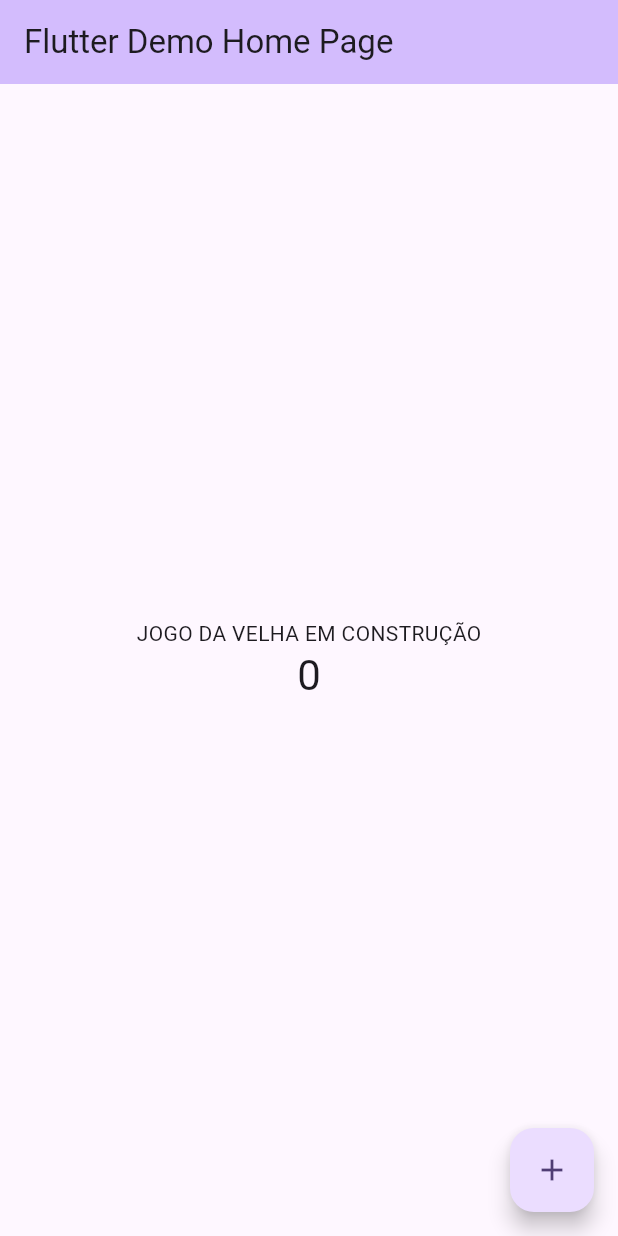
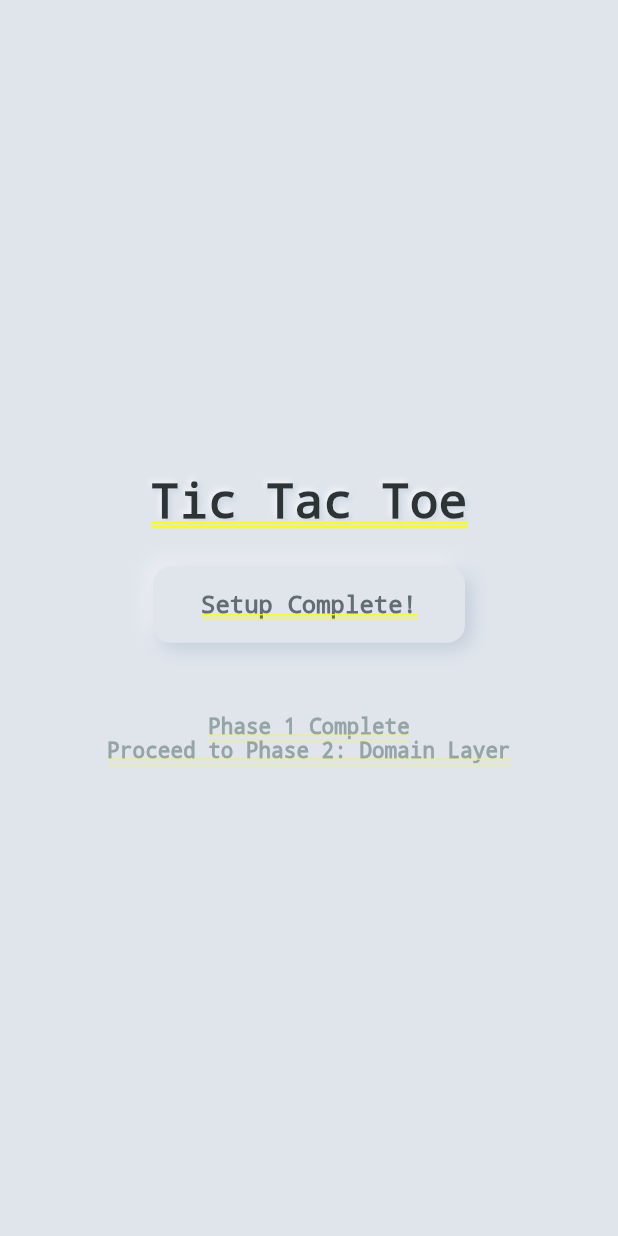
Before and after one commit to Leankar-dev/game_tictactoe, a Flutter app: the screen it shows after launch, on a phone screen of 412 x 824 dp. Run offline on Flutter 3.47's test engine with Material 3 defaults, Android fonts, the light colour scheme and no system bars; our stand-ins replace flutter_neumorphic_plus, flutter_riverpod.

Commit message:
Riverpod ProviderScope configuration and NeumorphicApp. Creation of the app.dart file.

```diff
--- a/lib/app.dart
+++ b/lib/app.dart
@@ -1,2 +1,99 @@
-// TODO: Implement App
-// Purpose: Main application widget with MaterialApp configuration and theme setup
+import 'package:flutter_neumorphic_plus/flutter_neumorphic.dart';
+import 'package:flutter_riverpod/flutter_riverpod.dart';
+
+import 'core/constants/app_strings.dart';
+import 'core/theme/app_theme.dart';
+import 'core/theme/neumorphic_theme.dart';
+// TODO: Import router when navigation is implemented
+// import 'routes/app_router.dart';
+
+/// Root widget of the application.
+/// Configures Neumorphic theme and routing.
+class TicTacToeApp extends ConsumerWidget {
+  const TicTacToeApp({super.key});
+
+  @override
+  Widget build(BuildContext context, WidgetRef ref) {
+    return NeumorphicApp(
+      title: AppStrings.appName,
+      debugShowCheckedModeBanner: false,
+
+      // Neumorphic Theme Configuration
+      themeMode: ThemeMode.light,
+      theme: AppNeumorphicTheme.themeData,
+      darkTheme: AppNeumorphicTheme.darkThemeData,
+
+      // Material Theme (for Material widgets)
+      materialTheme: AppTheme.lightTheme,
+      materialDarkTheme: AppTheme.darkTheme,
+
+      // TODO: Replace with GoRouter when navigation is implemented
+      // routerConfig: ref.watch(appRouterProvider),
+
+      // Temporary home screen placeholder
+      home: const _PlaceholderHomeScreen(),
+    );
+  }
+}
+
+/// Temporary placeholder screen until HomeScreen is implemented.
+/// Will be replaced with GoRouter navigation in Phase 8.
+class _PlaceholderHomeScreen extends StatelessWidget {
+  const _PlaceholderHomeScreen();
+
+  @override
+  Widget build(BuildContext context) {
+    return NeumorphicBackground(
+      child: SafeArea(
+        child: Center(
+          child: Column(
+            mainAxisAlignment: MainAxisAlignment.center,
+            children: [
+              NeumorphicText(
+                AppStrings.appName,
+                style: const NeumorphicStyle(
+                  depth: 4,
+                  color: Color(0xFF2D3436),
+                ),
+                textStyle: NeumorphicTextStyle(
+                  fontSize: 32,
+                  fontWeight: FontWeight.bold,
+                ),
+              ),
+              const SizedBox(height: 24),
+              Neumorphic(
+                style: NeumorphicStyle(
+                  depth: 8,
+                  intensity: 0.5,
+                  boxShape: NeumorphicBoxShape.roundRect(
+                    BorderRadius.circular(12),
+                  ),
+                ),
+                padding: const EdgeInsets.symmetric(
+                  horizontal: 32,
+                  vertical: 16,
+                ),
+                child: const Text(
+                  'Setup Complete!',
+                  style: TextStyle(
+                    fontSize: 16,
+                    color: Color(0xFF636E72),
+                  ),
+                ),
+              ),
+              const SizedBox(height: 48),
+              const Text(
+                'Phase 1 Complete\nProceed to Phase 2: Domain Layer',
+                textAlign: TextAlign.center,
+                style: TextStyle(
+                  fontSize: 14,
+                  color: Color(0xFF95A5A6),
+                ),
+              ),
+            ],
+          ),
+        ),
+      ),
+    );
+  }
+}
--- a/lib/main.dart
+++ b/lib/main.dart
@@ -1,65 +1,33 @@
 import 'package:flutter/material.dart';
+import 'package:flutter/services.dart';
+import 'package:flutter_riverpod/flutter_riverpod.dart';
 
-void main() {
-  runApp(const MyApp());
-}
+import 'app.dart';
 
-class MyApp extends StatelessWidget {
-  const MyApp({super.key});
+/// Application entry point.
+/// Configures system UI and initializes the app with Riverpod.
+void main() async {
+  WidgetsFlutterBinding.ensureInitialized();
 
-  @override
-  Widget build(BuildContext context) {
-    return MaterialApp(
-      title: 'Flutter Demo',
-      theme: ThemeData(colorScheme: .fromSeed(seedColor: Colors.deepPurple)),
-      home: const MyHomePage(title: 'Flutter Demo Home Page'),
+  // Configure system UI overlay style
+  SystemChrome.setSystemUIOverlayStyle(
+    const SystemUiOverlayStyle(
+      statusBarColor: Colors.transparent,
+      statusBarIconBrightness: Brightness.dark,
+      systemNavigationBarColor: Color(0xFFE0E5EC),
+      systemNavigationBarIconBrightness: Brightness.dark,
+    ),
   );
-  }
-}
 
-class MyHomePage extends StatefulWidget {
-  const MyHomePage({super.key, required this.title});
+  // Lock orientation to portrait mode
+  await SystemChrome.setPreferredOrientations([
+    DeviceOrientation.portraitUp,
+    DeviceOrientation.portraitDown,
+  ]);
 
-  final String title;
-
-  @override
-  State<MyHomePage> createState() => _MyHomePageState();
-}
-
-class _MyHomePageState extends State<MyHomePage> {
-  int _counter = 0;
-
-  void _incrementCounter() {
-    setState(() {
-      _counter++;
-    });
-  }
-
-  @override
-  Widget build(BuildContext context) {
-    return Scaffold(
-      appBar: AppBar(
-        backgroundColor: Theme.of(context).colorScheme.inversePrimary,
-
-        title: Text(widget.title),
-      ),
-      body: Center(
-        child: Column(
-          mainAxisAlignment: .center,
-          children: [
-            const Text('JOGO DA VELHA EM CONSTRUÇÃO'),
-            Text(
-              '$_counter',
-              style: Theme.of(context).textTheme.headlineMedium,
-            ),
-          ],
-        ),
-      ),
-      floatingActionButton: FloatingActionButton(
-        onPressed: _incrementCounter,
-        tooltip: 'Increment',
-        child: const Icon(Icons.add),
+  runApp(
+    const ProviderScope(
+      child: TicTacToeApp(),
     ),
   );
 }
-}
```
Also changed, not shown: 1 other file. Lines whose indentation alone changed are shown as unchanged.
